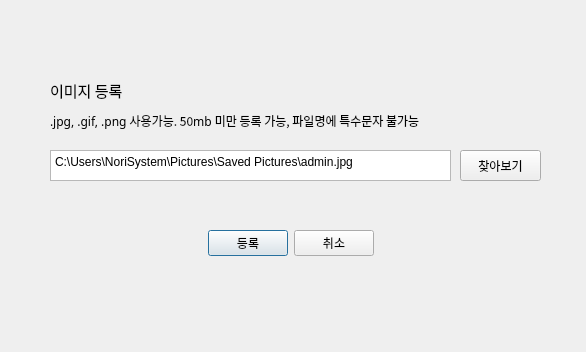
Before: the Qt Designer form add_img.ui in hyeona-jeong/HRIS, drawn with Qt 5.
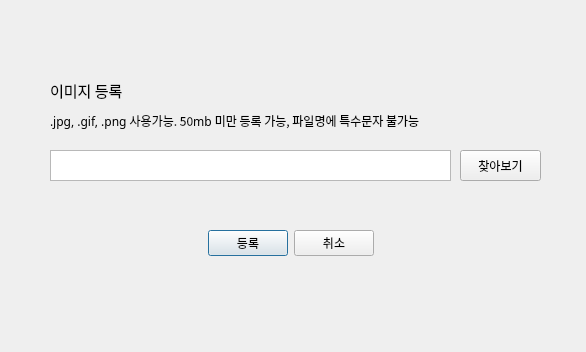
After: the same form once the commit is applied.

```diff
--- a/add_img.ui
+++ b/add_img.ui
@@ -65,7 +65,7 @@
 &lt;html&gt;&lt;head&gt;&lt;meta name=&quot;qrichtext&quot; content=&quot;1&quot; /&gt;&lt;style type=&quot;text/css&quot;&gt;
 p, li { white-space: pre-wrap; }
 &lt;/style&gt;&lt;/head&gt;&lt;body style=&quot; font-family:'Gulim'; font-size:9pt; font-weight:400; font-style:normal;&quot;&gt;
-&lt;p style=&quot; margin-top:0px; margin-bottom:0px; margin-left:0px; margin-right:0px; -qt-block-indent:0; text-indent:0px;&quot;&gt;C:\Users\NoriSystem\Pictures\Saved Pictures\admin.jpg&lt;/p&gt;&lt;/body&gt;&lt;/html&gt;</string>
+&lt;p style=&quot;-qt-paragraph-type:empty; margin-top:0px; margin-bottom:0px; margin-left:0px; margin-right:0px; -qt-block-indent:0; text-indent:0px;&quot;&gt;&lt;br /&gt;&lt;/p&gt;&lt;/body&gt;&lt;/html&gt;</string>
    </property>
   </widget>
   <widget class="QWidget" name="horizontalLayoutWidget_2">
```
Left out of the diff: 2 changed lines with no effect on the pictures.
